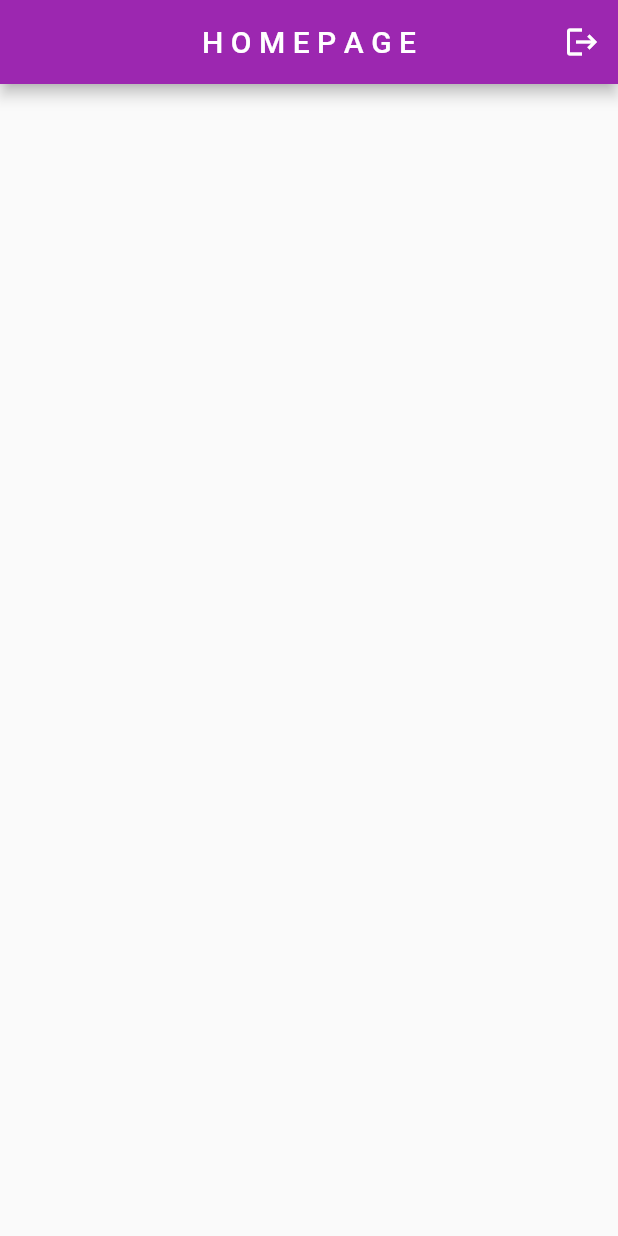
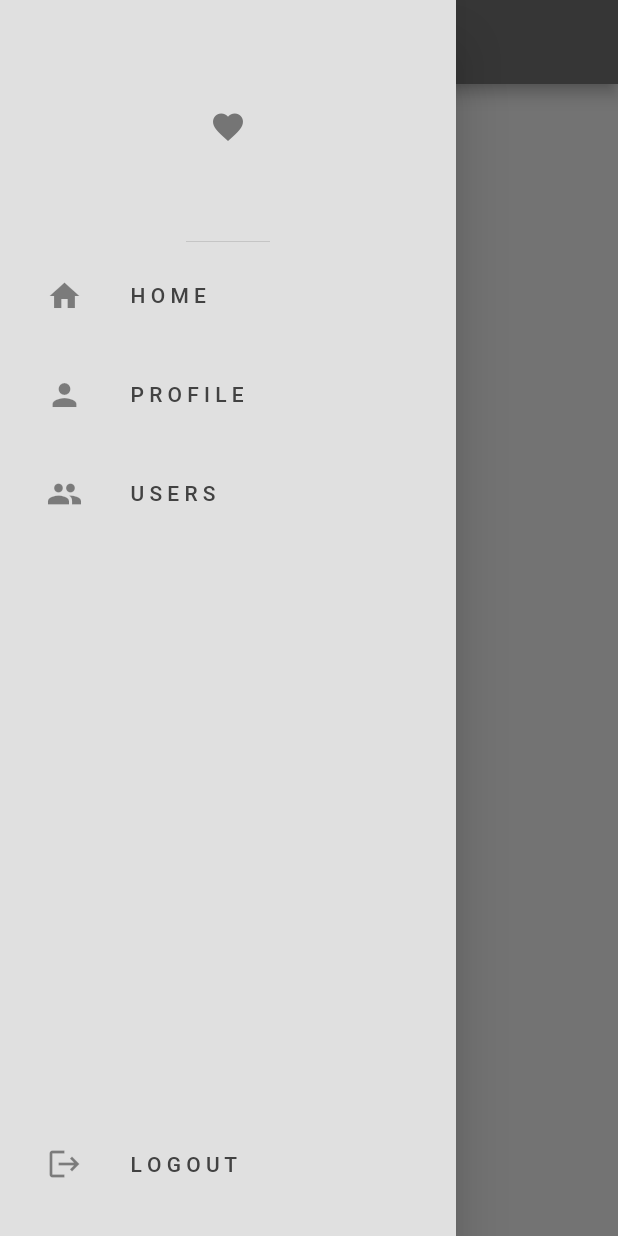
Before and after one commit to Jen-Alter/social_media_app, a Flutter app: the screen it shows once a user with an empty profile is signed in, with the side drawer open (before the commit the screen has no drawer), on a phone screen of 412 x 824 dp. Run offline on Flutter 3.47's test engine with Material 2 defaults, Android fonts, the phone set to English and light mode, and no system bars; our stand-ins replace cloud_firestore, firebase_auth, firebase_core; accounts and stored records are empty; network calls fail.

```diff
--- a/lib/components/my_drawer.dart
+++ b/lib/components/my_drawer.dart
@@ -1,5 +1,6 @@
 import 'package:flutter/material.dart';
-import 'package:social_media_app/pages/settings.dart';
+import 'package:firebase_auth/firebase_auth.dart';
+// import 'package:social_media_app/pages/settings.dart';
 
 class MyDrawer extends StatelessWidget {
   const MyDrawer({super.key});
@@ -7,17 +8,68 @@ class MyDrawer extends StatelessWidget {
   @override
   Widget build(BuildContext context) {
     return Drawer(
-      child: ListView(
+      backgroundColor: Theme.of(context).colorScheme.background,
+      child: Column(
+        mainAxisAlignment: MainAxisAlignment.spaceBetween,
         children: [
-          ListTile(
-            onTap: (){
-              Navigator.push(
-                context, MaterialPageRoute(builder: (context) => const SettingsPage())
-              );
-            },
-            leading: const Icon(Icons.settings),
-            title: const Text("S E T T I N G S"),
-          )
+          Column(
+            children: [
+              DrawerHeader(
+                child: Icon(Icons.favorite,
+                color: Theme.of(context).colorScheme.inversePrimary
+                )
+              ),
+              Padding(
+                padding: const EdgeInsets.only(left: 15.0),
+                child: ListTile(
+                  leading: const Icon(Icons.home),
+                  title: const Text("H O M E"),
+                  onTap:(){
+                    Navigator.pop(context);
+                    Navigator.pushNamed(context, '/home_page');
+                  }
+                ),
+              ),
+              const SizedBox(height: 10),
+
+              Padding(
+                padding: const EdgeInsets.only(left: 15.0),
+                child: ListTile(
+                  leading: const Icon(Icons.person),
+                  title: const Text("P R O F I L E"),
+                  onTap:(){
+                    Navigator.pop(context);
+                    Navigator.pushNamed(context, '/profile_page');
+                  }
+                ),
+              ),
+              const SizedBox(height: 10),
+
+              Padding(
+                padding: const EdgeInsets.only(left: 15.0),
+                child: ListTile(
+                  leading: const Icon(Icons.group),
+                  title: const Text("U S E R S"),
+                  onTap:(){
+                    Navigator.pop(context);
+                    Navigator.pushNamed(context, '/users_page');
+                  }
+                ),
+              ),
+              const SizedBox(height: 10),
+            ],
+          ),
+          Padding(
+            padding: const EdgeInsets.only(left: 15.0, bottom: 20),
+            child: ListTile(
+              leading: const Icon(Icons.logout),
+              title: const Text("L O G O U T"),
+              onTap:(){
+                    Navigator.pop(context);
+                    FirebaseAuth.instance.signOut();
+                  }
+              ),
+          ),
         ]
       )
     );
--- a/lib/main.dart
+++ b/lib/main.dart
@@ -1,9 +1,13 @@
 import 'package:flutter/material.dart';
+import 'package:social_media_app/auth/auth.dart';
 import 'package:firebase_core/firebase_core.dart';
-import 'package:social_media_app/auth/auth.dart';
 import 'package:social_media_app/themes/dark.dart';
 import 'package:social_media_app/themes/light.dart';
+import 'package:social_media_app/pages/homepage.dart';
+import 'package:social_media_app/pages/users_page.dart';
 import 'package:social_media_app/firebase_options.dart';
+import 'package:social_media_app/pages/profile_page.dart';
+import 'package:social_media_app/auth/login_or_register.dart';
 
 void main() async{
   WidgetsFlutterBinding.ensureInitialized();
@@ -20,6 +24,12 @@ class MyApp extends StatelessWidget {
       theme: lightMode,
       darkTheme: darkMode,
       debugShowCheckedModeBanner: false,
+      routes: {
+        '/login_register_page': (context) => const LoginOrRegister(),
+        '/home_page': (context) => const HomePage(),
+        '/profile_page': (context) => const ProfilePage(),
+        '/users_page': (context) => const UsersPage(),
+      },
       home: const AuthPage()
     );
   }
--- a/lib/pages/homepage.dart
+++ b/lib/pages/homepage.dart
@@ -1,5 +1,6 @@
+import 'package:flutter/material.dart';
 import 'package:firebase_auth/firebase_auth.dart';
-import 'package:flutter/material.dart';
+import 'package:social_media_app/components/my_drawer.dart';
 
 class HomePage extends StatelessWidget {
   const HomePage({super.key});
@@ -14,14 +15,9 @@ class HomePage extends StatelessWidget {
       appBar: AppBar(
         title: const Text("H O M E P A G E"),
         centerTitle: true,
-        backgroundColor: Colors.purple,
-        actions: [
-          IconButton(
-            onPressed: logout,
-            icon: const Icon(Icons.logout)
-          )
-        ],
-      )
+        backgroundColor: Theme.of(context).colorScheme.inversePrimary,
+      ),
+      drawer: const MyDrawer()
     );
   }
 }
--- a/lib/pages/login_page.dart
+++ b/lib/pages/login_page.dart
@@ -1,7 +1,6 @@
+import 'package:flutter/material.dart';
 import 'package:firebase_auth/firebase_auth.dart';
-import 'package:flutter/material.dart';
 import 'package:social_media_app/components/my_button.dart';
-import 'package:social_media_app/components/my_drawer.dart';
 import 'package:social_media_app/components/text_field.dart';
 import 'package:social_media_app/helper/helper_functions.dart';
 
@@ -38,7 +37,6 @@ class _LoginPageState extends State<LoginPage> {
   @override
   Widget build(BuildContext context) {
     return Scaffold(
-      drawer: const MyDrawer(),
       backgroundColor: Theme.of(context).colorScheme.background,
       body: Center(
         child: Padding(
--- a/pubspec.yaml
+++ b/pubspec.yaml
@@ -37,6 +37,7 @@ dependencies:
   cupertino_icons: ^1.0.2
   firebase_core: ^2.24.2
   firebase_auth: ^4.16.0
+  cloud_firestore: ^4.14.0
 
 dev_dependencies:
   flutter_test:
```
Also changed, not shown: lib/pages/profile_page.dart (added, +62 -0 lines), lib/pages/register_page.dart (+16 -4 lines), lib/pages/users_page.dart (added, +16 -0 lines), pubspec.lock, 3 other files.
